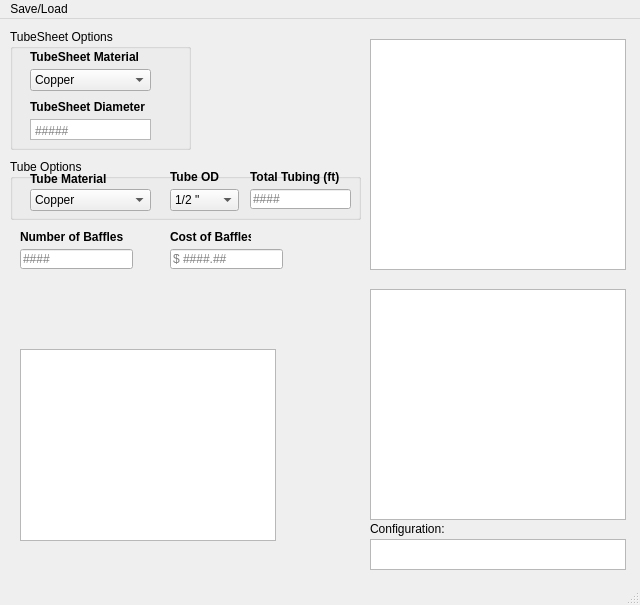
Above: bundle_tool.ui from JIHarrison/BundleTool before the change. Below: the same form after it.
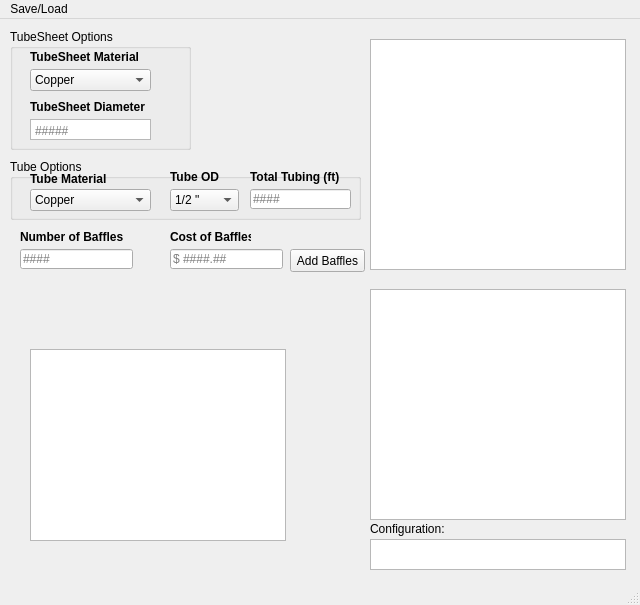
That is the form after the change.

Commit message: Day 2 UI Changes and Functionality(end of Day 6-6-18)

Diff of the .ui file:
```diff
--- a/bundle_tool.ui
+++ b/bundle_tool.ui
@@ -354,16 +354,6 @@
      <string>####</string>
     </property>
    </widget>
-   <widget class="QTextBrowser" name="textBrowser">
-    <property name="geometry">
-     <rect>
-      <x>20</x>
-      <y>330</y>
-      <width>256</width>
-      <height>192</height>
-     </rect>
-    </property>
-   </widget>
    <widget class="QLineEdit" name="baffle_cost_lineEdit">
     <property name="geometry">
      <rect>
@@ -390,6 +380,32 @@
      <string>Configuration:</string>
     </property>
    </widget>
+   <widget class="QPushButton" name="pushButton">
+    <property name="geometry">
+     <rect>
+      <x>290</x>
+      <y>230</y>
+      <width>75</width>
+      <height>23</height>
+     </rect>
+    </property>
+    <property name="text">
+     <string>Add Baffles</string>
+    </property>
+    <property name="flat">
+     <bool>false</bool>
+    </property>
+   </widget>
+   <widget class="QTextBrowser" name="textBrowser">
+    <property name="geometry">
+     <rect>
+      <x>30</x>
+      <y>330</y>
+      <width>256</width>
+      <height>192</height>
+     </rect>
+    </property>
+   </widget>
   </widget>
   <widget class="QMenuBar" name="menubar">
    <property name="geometry">
```
Left out of the diff: 7 changed lines with no effect on the pictures. The commit also changes 3 other files.
